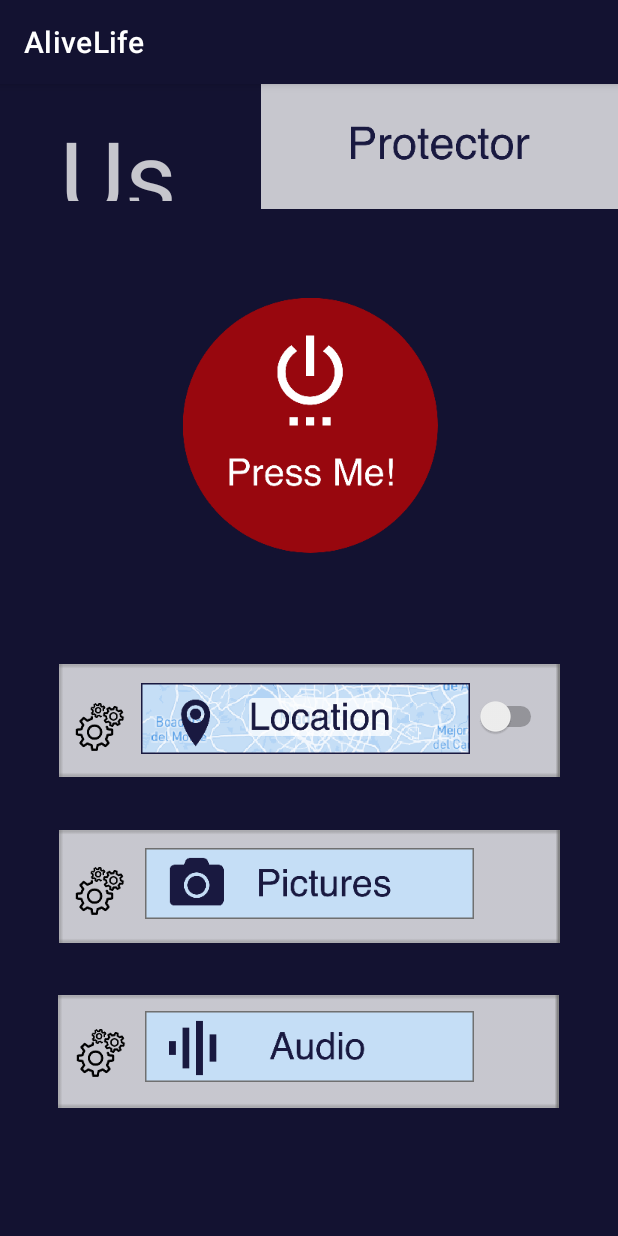
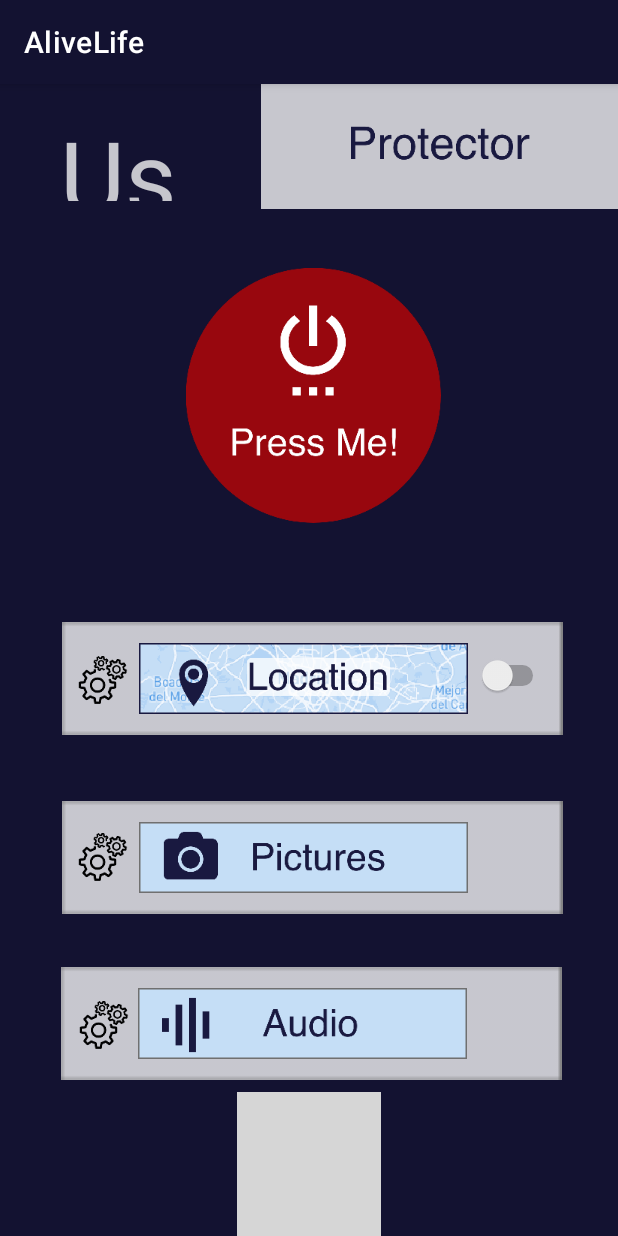
Before and after one commit to DrakeMistBorn/AndroidApps, an Android app: the UserView screen opened directly, with no data from a screen before it, on a phone screen of 412 x 824 dp. Run offline under Robolectric (Android 15) with nearby library versions, the phone set to English and light mode, and no system bars; grey boxes are pictures that could not be loaded.

Commit message:
Update activity_user_view.xml

```diff
--- a/AliveLife2 - copia/app/src/main/res/layout/activity_user_view.xml
+++ b/AliveLife2 - copia/app/src/main/res/layout/activity_user_view.xml
@@ -21,34 +21,9 @@
 
 
 
+
+
     ]]>
-
-    <ImageButton
-        android:id="@+id/redButton"
-        android:layout_width="333dp"
-        android:layout_height="332dp"
-        android:backgroundTint="#00000E25"
-        app:layout_constraintBottom_toBottomOf="parent"
-        app:layout_constraintEnd_toEndOf="parent"
-        app:layout_constraintHorizontal_bias="0.512"
-        app:layout_constraintStart_toStartOf="parent"
-        app:layout_constraintTop_toTopOf="parent"
-        app:layout_constraintVertical_bias="0.14"
-        app:srcCompat="@drawable/red_button_states"
-        tools:ignore="MissingConstraints" />
-
-    <ImageView
-        android:id="@+id/whiteSquare"
-        android:layout_width="334dp"
-        android:layout_height="126dp"
-        app:layout_constraintBottom_toBottomOf="parent"
-        app:layout_constraintEnd_toEndOf="parent"
-        app:layout_constraintHorizontal_bias="0.5"
-        app:layout_constraintStart_toStartOf="parent"
-        app:layout_constraintTop_toTopOf="parent"
-        app:layout_constraintVertical_bias="0.735"
-        app:srcCompat="@drawable/square_white"
-        tools:ignore="MissingConstraints" />
 
     <ImageView
         android:id="@+id/whiteSquare3"
@@ -56,24 +31,10 @@
         android:layout_height="126dp"
         app:layout_constraintBottom_toBottomOf="parent"
         app:layout_constraintEnd_toEndOf="parent"
-        app:layout_constraintHorizontal_bias="0.493"
+        app:layout_constraintHorizontal_bias="0.519"
         app:layout_constraintStart_toStartOf="parent"
         app:layout_constraintTop_toTopOf="parent"
-        app:layout_constraintVertical_bias="0.907"
-        app:srcCompat="@drawable/square_white"
-        tools:ignore="MissingConstraints" />
-
-    <ImageView
-        android:id="@+id/whiteSquare2"
-        android:layout_width="334dp"
-        android:layout_height="126dp"
-        android:layout_marginStart="2dp"
-        app:layout_constraintBottom_toBottomOf="@+id/whiteSquare3"
-        app:layout_constraintEnd_toEndOf="parent"
-        app:layout_constraintHorizontal_bias="0.49"
-        app:layout_constraintStart_toStartOf="parent"
-        app:layout_constraintTop_toTopOf="parent"
-        app:layout_constraintVertical_bias="0.621"
+        app:layout_constraintVertical_bias="0.877"
         app:srcCompat="@drawable/square_white"
         tools:ignore="MissingConstraints" />
 
@@ -83,12 +44,95 @@
         android:layout_height="wrap_content"
         android:layout_marginTop="47dp"
         android:layout_marginBottom="52dp"
+        android:translationZ="5dp"
         app:layout_constraintBottom_toBottomOf="@+id/whiteSquare2"
         app:layout_constraintEnd_toEndOf="@+id/whiteSquare2"
-        app:layout_constraintHorizontal_bias="0.97"
+        app:layout_constraintHorizontal_bias="0.968"
         app:layout_constraintStart_toStartOf="@+id/whiteSquare2"
         app:layout_constraintTop_toTopOf="@+id/whiteSquare2"
-        app:layout_constraintVertical_bias="1.0" />
+        app:layout_constraintVertical_bias="0.0" />
+
+    <ImageView
+        android:id="@+id/audioPicture"
+        android:layout_width="219dp"
+        android:layout_height="47dp"
+        app:layout_constraintBottom_toBottomOf="@+id/whiteSquare3"
+        app:layout_constraintEnd_toEndOf="@+id/whiteSquare3"
+        app:layout_constraintHorizontal_bias="0.45"
+        app:layout_constraintStart_toStartOf="@+id/whiteSquare3"
+        app:layout_constraintTop_toTopOf="@+id/whiteSquare3"
+        app:layout_constraintVertical_bias="0.5"
+        app:srcCompat="@drawable/audio_user_view"
+        tools:ignore="MissingConstraints" />
+
+    <ImageView
+        android:id="@+id/whiteSquare"
+        android:layout_width="334dp"
+        android:layout_height="126dp"
+        app:layout_constraintBottom_toBottomOf="parent"
+        app:layout_constraintEnd_toEndOf="parent"
+        app:layout_constraintHorizontal_bias="0.532"
+        app:layout_constraintStart_toStartOf="parent"
+        app:layout_constraintTop_toTopOf="parent"
+        app:layout_constraintVertical_bias="0.705"
+        app:srcCompat="@drawable/square_white"
+        tools:ignore="MissingConstraints" />
+
+    <ImageButton
+        android:id="@+id/settingsLocation"
+        android:layout_width="wrap_content"
+        android:layout_height="wrap_content"
+        android:background="#00000000"
+        android:backgroundTint="#00000E25"
+        android:translationZ="5dp"
+        app:layout_constraintBottom_toBottomOf="@+id/whiteSquare2"
+        app:layout_constraintEnd_toEndOf="@+id/whiteSquare2"
+        app:layout_constraintHorizontal_bias="0.03"
+        app:layout_constraintStart_toStartOf="@+id/whiteSquare2"
+        app:layout_constraintTop_toTopOf="@+id/whiteSquare2"
+        app:layout_constraintVertical_bias="0.539"
+        app:srcCompat="@drawable/conf_btn"
+        tools:ignore="MissingConstraints" />
+
+    <ImageButton
+        android:id="@+id/settingsAudio"
+        android:layout_width="wrap_content"
+        android:layout_height="wrap_content"
+        android:background="#000000"
+        android:backgroundTint="#00000E25"
+        app:layout_constraintBottom_toBottomOf="@+id/whiteSquare3"
+        app:layout_constraintEnd_toEndOf="@+id/whiteSquare3"
+        app:layout_constraintHorizontal_bias="0.033"
+        app:layout_constraintStart_toStartOf="@+id/whiteSquare3"
+        app:layout_constraintTop_toTopOf="@+id/whiteSquare3"
+        app:layout_constraintVertical_bias="0.539"
+        app:srcCompat="@drawable/conf_btn"
+        tools:ignore="MissingConstraints"></ImageButton>
+
+    <Switch
+        android:id="@+id/switchAudio"
+        android:layout_width="wrap_content"
+        android:layout_height="wrap_content"
+        app:layout_constraintBottom_toTopOf="@+id/whiteSquare3"
+        app:layout_constraintEnd_toEndOf="@+id/whiteSquare3"
+        app:layout_constraintHorizontal_bias="0.968"
+        app:layout_constraintStart_toStartOf="@+id/whiteSquare3"
+        app:layout_constraintTop_toBottomOf="@+id/whiteSquare3"
+        app:layout_constraintVertical_bias="0.509" />
+
+    <ImageButton
+        android:id="@+id/redButton"
+        android:layout_width="333dp"
+        android:layout_height="332dp"
+        android:backgroundTint="#00000E25"
+        app:layout_constraintBottom_toBottomOf="parent"
+        app:layout_constraintEnd_toEndOf="parent"
+        app:layout_constraintHorizontal_bias="0.538"
+        app:layout_constraintStart_toStartOf="parent"
+        app:layout_constraintTop_toTopOf="parent"
+        app:layout_constraintVertical_bias="0.095"
+        app:srcCompat="@drawable/red_button_states"
+        tools:ignore="MissingConstraints" />
 
     <Switch
         android:id="@+id/switchPictures"
@@ -96,36 +140,36 @@
         android:layout_height="wrap_content"
         app:layout_constraintBottom_toTopOf="@+id/whiteSquare"
         app:layout_constraintEnd_toEndOf="@+id/whiteSquare"
-        app:layout_constraintHorizontal_bias="0.97"
+        app:layout_constraintHorizontal_bias="0.968"
         app:layout_constraintStart_toStartOf="@+id/whiteSquare"
         app:layout_constraintTop_toBottomOf="@+id/whiteSquare"
-        app:layout_constraintVertical_bias="0.5" />
+        app:layout_constraintVertical_bias="0.503" />
 
+    <ImageView
+        android:id="@+id/photoPicture"
+        android:layout_width="219dp"
+        android:layout_height="47dp"
+        app:layout_constraintBottom_toBottomOf="@+id/whiteSquare"
+        app:layout_constraintEnd_toEndOf="@+id/whiteSquare"
+        app:layout_constraintHorizontal_bias="0.45"
+        app:layout_constraintStart_toStartOf="@+id/whiteSquare"
+        app:layout_constraintTop_toTopOf="@+id/whiteSquare"
+        app:layout_constraintVertical_bias="0.5"
+        app:srcCompat="@drawable/photo_user_view"
+        tools:ignore="MissingConstraints" />
 
-    <Switch
-        android:id="@+id/switchAudio"
-        android:layout_width="wrap_content"
-        android:layout_height="wrap_content"
-        app:layout_constraintBottom_toTopOf="@+id/whiteSquare3"
-        app:layout_constraintEnd_toEndOf="@+id/whiteSquare3"
-        app:layout_constraintHorizontal_bias="0.97"
-        app:layout_constraintStart_toStartOf="@+id/whiteSquare3"
-        app:layout_constraintTop_toBottomOf="@+id/whiteSquare3"
-        app:layout_constraintVertical_bias="0.509" />
-
-    <ImageButton
-        android:id="@+id/settingsLocation"
-        android:layout_width="wrap_content"
-        android:layout_height="wrap_content"
-        android:background="#000000"
-        android:backgroundTint="#00000E25"
-        app:layout_constraintBottom_toTopOf="@+id/whiteSquare"
+    <ImageView
+        android:id="@+id/locationPicture"
+        android:layout_width="219dp"
+        android:layout_height="47dp"
+        android:translationZ="5dp"
+        app:layout_constraintBottom_toBottomOf="@+id/whiteSquare2"
         app:layout_constraintEnd_toEndOf="@+id/whiteSquare2"
-        app:layout_constraintHorizontal_bias="0.03"
+        app:layout_constraintHorizontal_bias="0.45"
         app:layout_constraintStart_toStartOf="@+id/whiteSquare2"
         app:layout_constraintTop_toTopOf="@+id/whiteSquare2"
-        app:layout_constraintVertical_bias="0.701"
-        app:srcCompat="@drawable/conf_btn"
+        app:layout_constraintVertical_bias="0.5"
+        app:srcCompat="@drawable/location_user_view"
         tools:ignore="MissingConstraints" />
 
     <ImageButton
@@ -143,20 +187,21 @@
         app:srcCompat="@drawable/conf_btn"
         tools:ignore="MissingConstraints" />
 
-    <ImageButton
-        android:id="@+id/settingsAudio"
-        android:layout_width="wrap_content"
-        android:layout_height="wrap_content"
-        android:background="#000000"
-        android:backgroundTint="#00000E25"
-        app:layout_constraintBottom_toBottomOf="@+id/whiteSquare3"
-        app:layout_constraintEnd_toEndOf="@+id/whiteSquare3"
-        app:layout_constraintHorizontal_bias="0.033"
-        app:layout_constraintStart_toStartOf="@+id/whiteSquare3"
-        app:layout_constraintTop_toTopOf="@+id/whiteSquare3"
-        app:layout_constraintVertical_bias="0.539"
-        app:srcCompat="@drawable/conf_btn"
-        tools:ignore="MissingConstraints"></ImageButton>
+
+    <ImageView
+        android:id="@+id/whiteSquare2"
+        android:layout_width="334dp"
+        android:layout_height="126dp"
+        android:layout_marginStart="2dp"
+        app:layout_constraintBottom_toBottomOf="parent"
+        app:layout_constraintEnd_toEndOf="parent"
+        app:layout_constraintHorizontal_bias="0.52"
+        app:layout_constraintStart_toStartOf="parent"
+        app:layout_constraintTop_toTopOf="parent"
+        app:layout_constraintVertical_bias="0.519"
+        app:srcCompat="@drawable/square_white"
+        tools:ignore="MissingConstraints" />
+
 
     <ImageButton
         android:id="@+id/protectorViewBttn"
@@ -188,44 +233,16 @@
         app:layout_constraintVertical_bias="0.023"
         tools:ignore="MissingConstraints" />
 
-    <ImageView
-        android:id="@+id/locationPicture"
-        android:layout_width="219dp"
-        android:layout_height="47dp"
-        app:layout_constraintBottom_toBottomOf="parent"
-        app:layout_constraintEnd_toEndOf="parent"
-        app:layout_constraintHorizontal_bias="0.489"
-        app:layout_constraintStart_toStartOf="parent"
-        app:layout_constraintTop_toTopOf="parent"
-        app:layout_constraintVertical_bias="0.554"
-        app:srcCompat="@drawable/location_user_view"
-        tools:ignore="MissingConstraints" />
 
     <ImageView
-        android:id="@+id/photoPicture"
-        android:layout_width="219dp"
-        android:layout_height="47dp"
+        android:id="@+id/settingsBottomButton"
+        android:layout_width="wrap_content"
+        android:layout_height="wrap_content"
         app:layout_constraintBottom_toBottomOf="parent"
         app:layout_constraintEnd_toEndOf="parent"
         app:layout_constraintStart_toStartOf="parent"
-        app:layout_constraintTop_toTopOf="parent"
-        app:layout_constraintVertical_bias="0.707"
-        app:srcCompat="@drawable/photo_user_view"
-        tools:ignore="MissingConstraints" />
-
-    <ImageView
-        android:id="@+id/audioPicture"
-        android:layout_width="219dp"
-        android:layout_height="47dp"
-        app:layout_constraintBottom_toBottomOf="parent"
-        app:layout_constraintEnd_toEndOf="parent"
-        app:layout_constraintStart_toStartOf="parent"
-        app:layout_constraintTop_toTopOf="parent"
-        app:layout_constraintVertical_bias="0.858"
-        app:srcCompat="@drawable/audio_user_view"
+        app:srcCompat="@drawable/settingsdown_btn"
         tools:ignore="MissingConstraints" />
 
 
-
-
 </androidx.constraintlayout.widget.ConstraintLayout>
```
